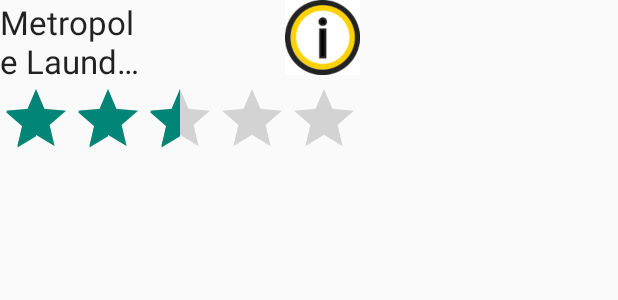
After one commit to sarahbcuevas/Tubble, an Android app: the layout marker_info_layout.xml on its own in the app's theme, with its tools: preview values and no code run, on a phone screen of 412 x 824 dp. The commit adds this screen. Shown: the top 300 px of the screen. Run offline under Robolectric (Android 15) with nearby library versions, the phone set to English and light mode, and no system bars.

Commit message:
UI for marker on click

```diff
--- a/app/src/main/java/com/laundryapp/tubble/fragment/FindFragment.java
+++ b/app/src/main/java/com/laundryapp/tubble/fragment/FindFragment.java
@@ -11,6 +11,7 @@ import android.util.Log;
 import android.view.LayoutInflater;
 import android.view.View;
 import android.view.ViewGroup;
+import android.widget.TextView;
 
 import com.google.android.gms.maps.CameraUpdate;
 import com.google.android.gms.maps.CameraUpdateFactory;
@@ -190,6 +191,30 @@ public class FindFragment extends Fragment implements OnMapReadyCallback, Google
         myMap.setOnMyLocationButtonClickListener(this);
 
         setUpMarkers();
+
+        myMap.setInfoWindowAdapter(new GoogleMap.InfoWindowAdapter() {
+
+            // Use default InfoWindow frame
+            @Override
+            public View getInfoWindow(Marker arg0) {
+                return null;
+            }
+
+            // Defines the contents of the InfoWindow
+            @Override
+            public View getInfoContents(Marker arg0) {
+
+                // Getting view from the layout file info_window_layout
+                View v = getActivity().getLayoutInflater().inflate(R.layout.marker_info_layout, null);
+
+                // Getting reference to the TextView to set latitude
+                TextView shopName = (TextView) v.findViewById(R.id.laundry_shop_name_text);
+                shopName.setText(arg0.getTitle());
+                // Returning the view containing InfoWindow contents
+                return v;
+
+            }
+        });
     }
 
     public void setUpMarkers() {
@@ -202,7 +227,6 @@ public class FindFragment extends Fragment implements OnMapReadyCallback, Google
         MarkerOptions sudsMarker = new MarkerOptions().position(new LatLng(14.6341307d, 121.0721176d))
                 .title("Suds")
                 .icon(BitmapDescriptorFactory.fromResource(R.drawable.find));
-
 
         MarkerOptions metroMarker = new MarkerOptions().position(new LatLng(14.6197947d, 121.0249749d))
                 .title("Metropole")
--- /dev/null
+++ b/app/src/main/res/layout/marker_info_layout.xml
@@ -0,0 +1,35 @@
+<?xml version="1.0" encoding="utf-8"?>
+<RelativeLayout xmlns:android="http://schemas.android.com/apk/res/android"
+    android:layout_width="wrap_content"
+    android:layout_height="wrap_content">
+
+    <TextView
+        android:id="@+id/laundry_shop_name_text"
+        android:layout_width="100dp"
+        android:layout_height="wrap_content"
+        android:ellipsize="end"
+        android:lines="2"
+        android:text="Metropole Laundry Shop"
+        android:textAppearance="?android:attr/textAppearanceLarge" />
+
+    <RatingBar
+        android:id="@+id/laundry_rating"
+        android:layout_width="wrap_content"
+        android:layout_height="wrap_content"
+        android:layout_below="@id/laundry_shop_name_text"
+        android:isIndicator="true"
+        android:numStars="5"
+        android:rating="2.5" />
+
+    <ImageButton
+        android:id="@+id/info_button"
+        android:layout_width="50dp"
+        android:layout_height="50dp"
+        android:layout_alignRight="@id/laundry_rating"
+        android:layout_marginLeft="10dp"
+        android:scaleType="fitXY"
+        android:background="#ffffffff"
+        android:src="@drawable/info" />
+
+
+</RelativeLayout>
```
